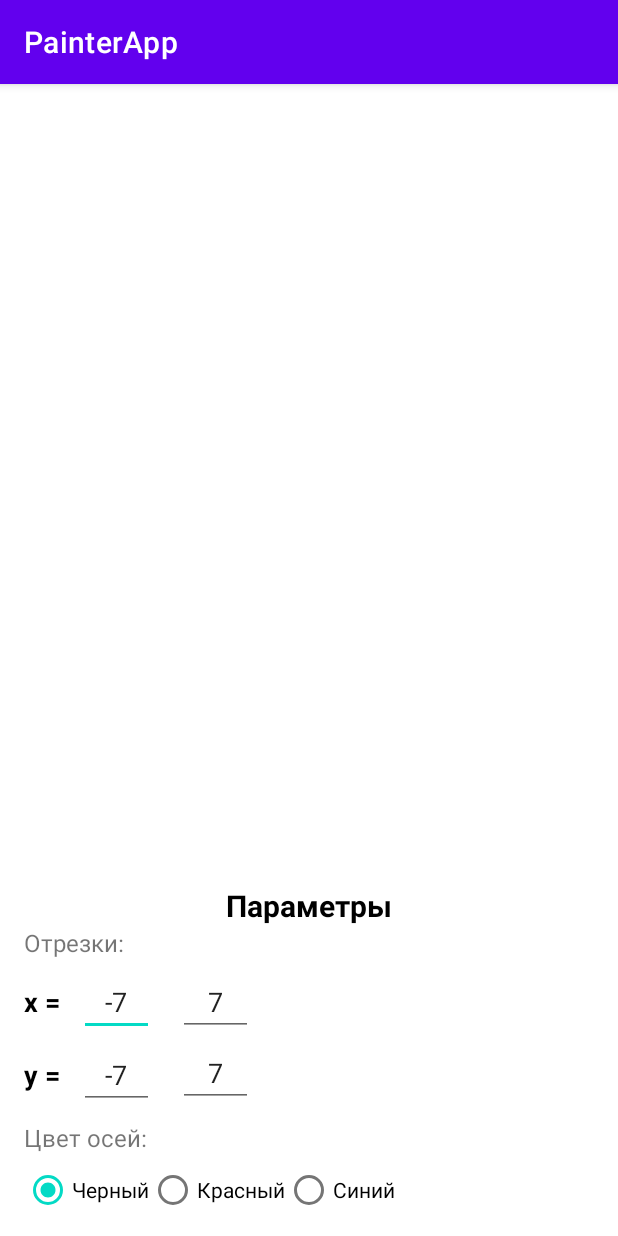
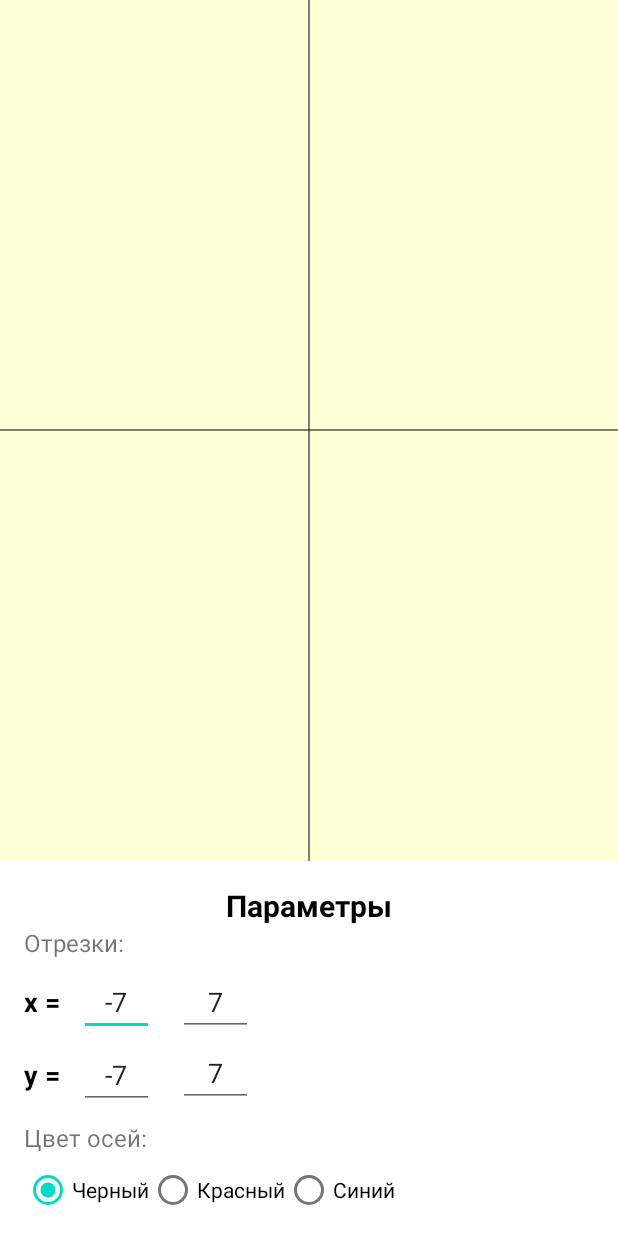
Before and after one commit to VladMamula/Painter, an Android app: the screen it shows after launch (MainActivity), on a phone screen of 412 x 824 dp. Run offline under Robolectric (Android 15) with nearby library versions, the phone set to English and light mode, and no system bars.

```diff
--- a/app/build.gradle
+++ b/app/build.gradle
@@ -1,6 +1,7 @@
 plugins {
     id 'com.android.application'
     id 'kotlin-android'
+    id 'kotlin-android-extensions'
 }
 
 android {
--- a/app/src/main/java/com/example/painterapp/CartesianPainter.kt
+++ b/app/src/main/java/com/example/painterapp/CartesianPainter.kt
@@ -1,9 +1,42 @@
 package com.example.painterapp
 
+import android.annotation.SuppressLint
 import android.content.Context
+import android.graphics.Canvas
+import android.graphics.Paint
 import android.util.AttributeSet
 import android.view.View
 
 class CartesianPainter(context: Context, attrs: AttributeSet?) : View(context, attrs) {
+    constructor(context: Context) : this(context, null)
 
+    var backgroundPaint = Paint()
+    val axesPaint = Paint()
+    val graphPaint = Paint()
+    var graph = 1
+
+    var xMin = 0.0
+    var xMax = 0.0
+    var yMin = 0.0
+    var yMax = 0.0
+
+    @SuppressLint("DrawAllocation")
+    override fun onDraw(canvas: Canvas?) {
+        super.onDraw(canvas)
+        canvas?.apply {
+            backgroundPaint.color = 0xffffffd8.toInt()
+            drawPaint(backgroundPaint)
+
+            val converter = CoordinatesConverter(width, height, xMin, xMax, yMin, yMax)
+            drawAxes(this, converter)
+        }
+    }
+
+    private fun drawAxes(canvas: Canvas?, converter: CoordinatesConverter) {
+
+        val widthLine = converter.xCartToScreen(0.0)
+        val heightLine = converter.yCartToScreen(0.0)
+        canvas?.drawLine(widthLine.toFloat(), 0F, widthLine.toFloat(), height.toFloat(), axesPaint)
+        canvas?.drawLine(0F, heightLine.toFloat(), width.toFloat(), heightLine.toFloat(), axesPaint)
+    }
 }
--- a/app/src/main/java/com/example/painterapp/CoordinatesConverter.kt
+++ b/app/src/main/java/com/example/painterapp/CoordinatesConverter.kt
@@ -8,11 +8,12 @@ class CoordinatesConverter(
     var yMin: Double,
     var yMax: Double
 ) {
-
+    // Из декартовых в экранные координаты по х
     fun xCartToScreen(x: Double): Int {
         return (realWidth.toDouble() / (xMax - xMin) * (x - xMin)).toInt()
     }
 
+    // Из декартовых в экранные координаты по у
     fun yCartToScreen(y: Double): Int {
         return (realHeight.toDouble() / (yMax - yMin) * (yMax - y)).toInt()
     }
--- a/app/src/main/java/com/example/painterapp/MainActivity.kt
+++ b/app/src/main/java/com/example/painterapp/MainActivity.kt
@@ -1,11 +1,54 @@
 package com.example.painterapp
 
+import android.os.Bundle
 import androidx.appcompat.app.AppCompatActivity
-import android.os.Bundle
+import kotlinx.android.synthetic.main.activity_main.*
 
 class MainActivity : AppCompatActivity() {
     override fun onCreate(savedInstanceState: Bundle?) {
         super.onCreate(savedInstanceState)
         setContentView(R.layout.activity_main)
+
+        initCartesianParameters()
+
+        btn_confirm.setOnClickListener {
+            initCartesianParameters()
+        }
+    }
+
+    private fun initCartesianParameters() {
+        val graphColor = when (rg_graph_color.checkedRadioButtonId) {
+            R.id.rb_graph_red -> 0xffff0000.toInt()
+            R.id.rb_graph_blue -> 0xff0000ff.toInt()
+            else -> 0xff000000.toInt()
+        }
+
+        val axesColor = when (rg_axes_color.checkedRadioButtonId) {
+            R.id.rb_axes_red -> 0xffff0000.toInt()
+            R.id.rb_axes_blue -> 0xff0000ff.toInt()
+            else -> 0xff000000.toInt()
+        }
+
+        val graphWidth = when (rg_graph_width.checkedRadioButtonId) {
+            R.id.rb_graph_thin -> 5F
+            R.id.rb_graph_wide -> 15F
+            else -> 10F
+        }
+
+        val graph = when (rg_graph.checkedRadioButtonId) {
+            R.id.rb_graph1 -> 1
+            R.id.rb_graph2 -> 2
+            else -> 1
+        }
+
+        cartesian_painter.xMin = et_xMin.text.toString().toDouble()
+        cartesian_painter.xMax = et_xMax.text.toString().toDouble()
+        cartesian_painter.yMin = et_yMin.text.toString().toDouble()
+        cartesian_painter.yMax = et_yMax.text.toString().toDouble()
+        cartesian_painter.graphPaint.color = graphColor
+        cartesian_painter.graphPaint.strokeWidth = graphWidth
+        cartesian_painter.axesPaint.color = axesColor
+        cartesian_painter.graph = graph
+        cartesian_painter.invalidate()
     }
 }
--- a/app/src/main/res/values/themes.xml
+++ b/app/src/main/res/values/themes.xml
@@ -1,6 +1,6 @@
 <resources xmlns:tools="http://schemas.android.com/tools">
     <!-- Base application theme. -->
-    <style name="Theme.PainterApp" parent="Theme.MaterialComponents.DayNight.DarkActionBar">
+    <style name="Theme.PainterApp" parent="Theme.MaterialComponents.DayNight.NoActionBar">
         <!-- Primary brand color. -->
         <item name="colorPrimary">@color/purple_500</item>
         <item name="colorPrimaryVariant">@color/purple_700</item>
```
